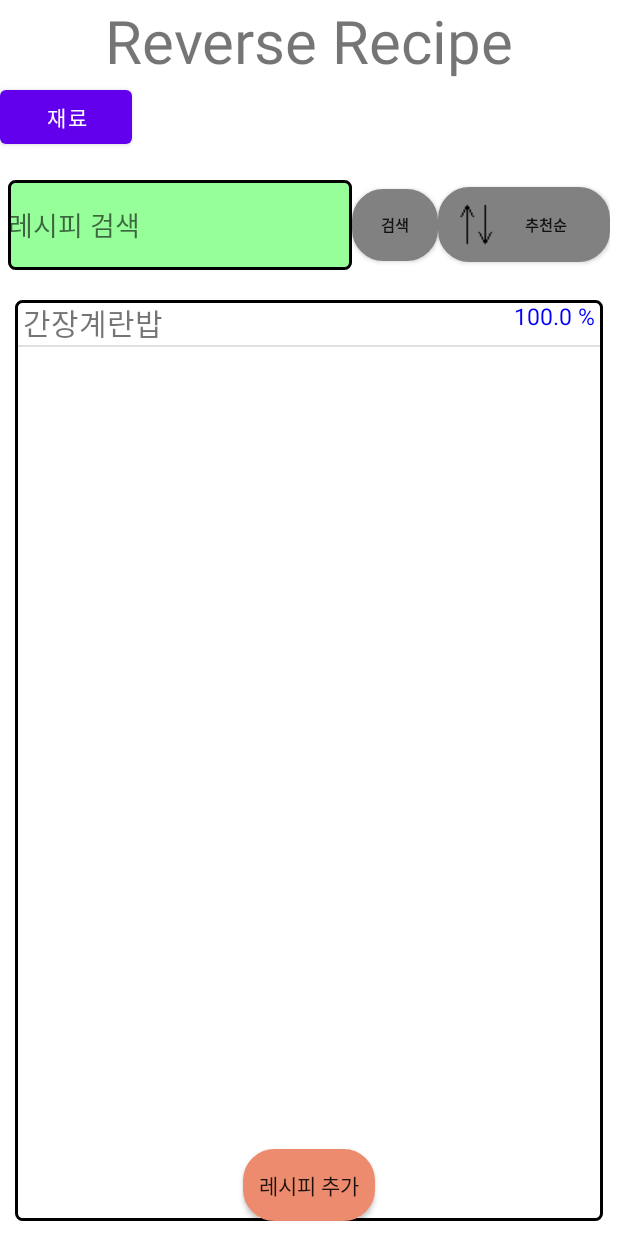
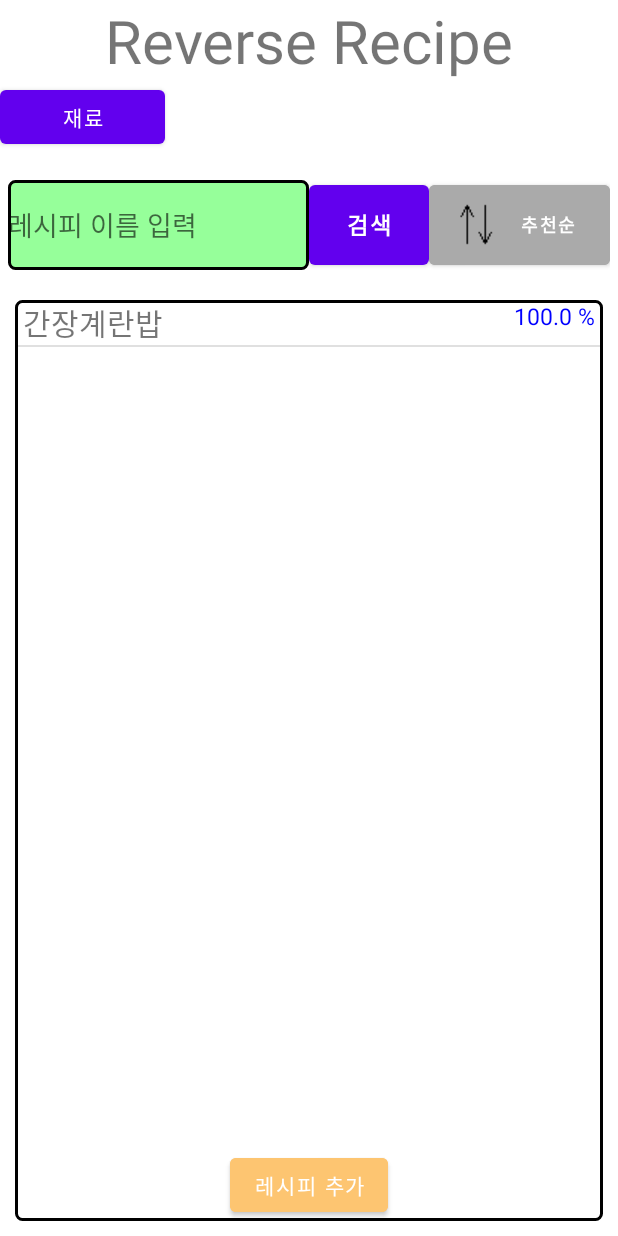
Before and after one commit to huhdy32/recipeProvider, an Android app: the screen it shows after launch (MainActivity), on a phone screen of 412 x 824 dp. Run offline under Robolectric (Android 15) with nearby library versions, the phone set to English and light mode, and no system bars.

Commit message:
메인 디자인 개선

```diff
--- a/app/src/main/res/layout/activity_main.xml
+++ b/app/src/main/res/layout/activity_main.xml
@@ -14,11 +14,11 @@
         android:textSize="40dp"/>
 
     <com.google.android.material.button.MaterialButton
+        style="@style/Widget.MaterialComponents.Button"
         android:id="@+id/SwapButton"
-        android:layout_width="wrap_content"
+        android:layout_width="110dp"
         android:layout_height="wrap_content"
-        android:text="재료"
-        style="@style/Widget.MaterialComponents.Button"/>
+        android:text="재료" />
 
     <FrameLayout
         android:id="@+id/action_container"
--- a/app/src/main/res/layout/fragment_recipe.xml
+++ b/app/src/main/res/layout/fragment_recipe.xml
@@ -18,33 +18,34 @@
             android:layout_height="match_parent"
             android:layout_marginTop="10dp"
             android:layout_marginBottom="10dp"
-            android:layout_weight="4"
+            android:layout_weight="5"
             android:layout_gravity="center_vertical"
             android:background="@drawable/greenrectangle_border"
-            android:hint="레시피 검색" />
+            android:hint="레시피 이름 입력" />
 
-        <android.widget.Button
+        <com.google.android.material.button.MaterialButton
             android:id="@+id/SearchButton"
+            style="@style/Widget.MaterialComponents.Button"
             android:layout_width="0dp"
-            android:layout_height="wrap_content"
-            android:layout_gravity="center_vertical"
-            android:layout_weight="1"
-            android:textSize="10dp"
-            android:textStyle="bold"
-            android:background="@drawable/button_gray"
-            android:text="검색" />
-
-        <android.widget.Button
-            android:id="@+id/SortButton"
-            android:layout_width="0dp"
-            android:layout_height="wrap_content"
+            android:layout_height="65dp"
             android:layout_gravity="center_vertical"
             android:layout_weight="2"
-            android:textSize="10dp"
-            android:textStyle="bold"
+            android:text="검색"
+            android:textSize="15dp"
+            android:textStyle="bold" />
+
+        <com.google.android.material.button.MaterialButton
+            android:id="@+id/SortButton"
+            style="@style/Widget.MaterialComponents.Button"
+            android:layout_width="0dp"
+            android:layout_height="65dp"
+            android:layout_gravity="center_vertical"
+            android:layout_weight="3"
             android:drawableLeft="@drawable/sortarrow"
-            android:background="@drawable/button_gray"
-            android:text="추천순" />
+            android:text="추천순"
+            android:textSize="12dp"
+            android:backgroundTint="@android:color/darker_gray"
+            android:textStyle="bold" />
 
     </LinearLayout>
 
@@ -65,12 +66,13 @@
             android:layout_height="0dp"
             android:layout_weight="1"/>
 
-        <android.widget.Button
+        <com.google.android.material.button.MaterialButton
+            style="@style/Widget.MaterialComponents.Button"
             android:id="@+id/AddButton"
             android:layout_width="wrap_content"
             android:layout_height="wrap_content"
             android:layout_gravity="center_horizontal"
-            android:background="@drawable/button_orange"
+            android:backgroundTint="@color/orange"
             android:text="레시피 추가"/>
 
     </LinearLayout>
```
Also changed, not shown: app/src/main/res/layout/fragment_ingredient.xml (+20 -18 lines).
